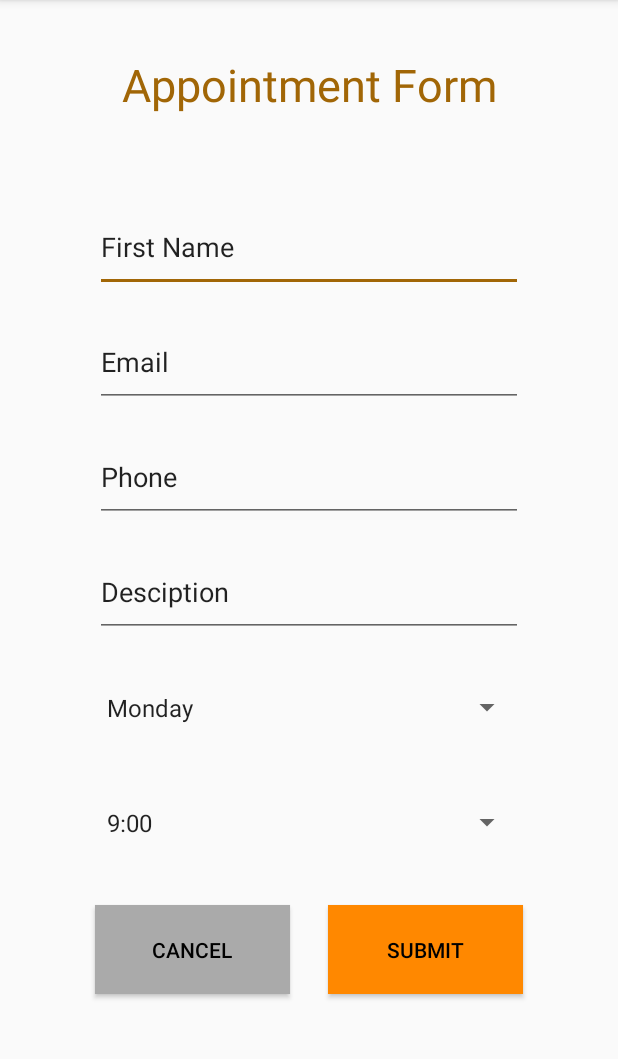
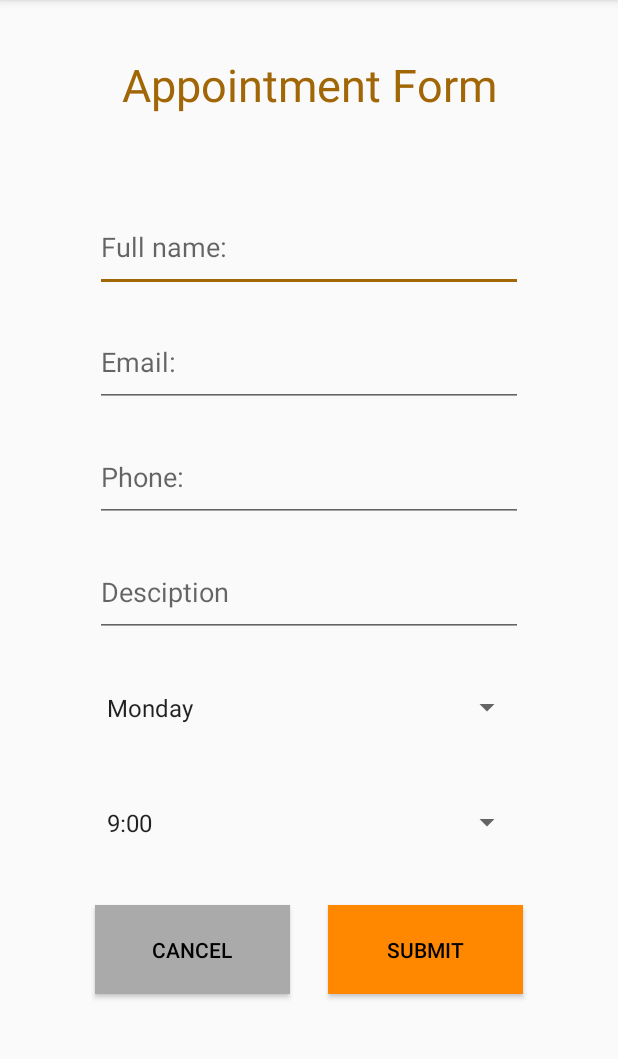
Before and after one commit to trxkhiem/AppointmentChatbot, an Android app: the AppointmentFormActivity screen opened directly, with no data from a screen before it, on a phone screen of 412 x 824 dp, the part 84-1143 px from its top. Run offline under Robolectric (Android 15) with nearby library versions, the phone set to English and light mode, and no system bars; our stand-ins replace Room's generated code.

Commit message:
adding validation to the appointment form

```diff
--- a/app/src/main/java/com/example/customproject/database/appointmentDao.kt
+++ b/app/src/main/java/com/example/customproject/database/appointmentDao.kt
@@ -20,4 +20,9 @@ interface appointmentDao {
     @Delete
     fun deleteAppointment(appointment: Appointment)
 
+    @Query("SELECT * FROM Appointment WHERE phone = :phone")
+    fun checkPhone(phone: String): LiveData<Appointment>
+
+    @Query("SELECT * FROM Appointment WHERE email =:userEmail")
+    fun checkEmail(userEmail: String): LiveData<Appointment>
 }
--- a/app/src/main/java/com/example/customproject/databaseIntent/appointmentRepository.kt
+++ b/app/src/main/java/com/example/customproject/databaseIntent/appointmentRepository.kt
@@ -26,4 +26,8 @@ class appointmentRepository(private val appointmentdao: appointmentDao) {
     }
 
     fun getAppointment(email: String, phone: String): LiveData<Appointment> =  appointmentdao.getAppointment(email, phone)
+
+    fun checkEmail(email: String): LiveData<Appointment> =  appointmentdao.checkEmail(email)
+
+    fun checkPhone(phone: String): LiveData<Appointment> =  appointmentdao.checkPhone(phone)
 }
--- a/app/src/main/java/com/example/customproject/utils/BotResponse.kt
+++ b/app/src/main/java/com/example/customproject/utils/BotResponse.kt
@@ -24,6 +24,10 @@ object BotResponse {
                     2 -> "Hi there, how can I help you today?"
                     else -> "Error"
                 }
+            }
+
+            msg.contains("view complete") -> {
+                "Is there anything else that I can help you with?"
             }
 
             msg.contains("update complete") -> {
--- a/app/src/main/java/com/example/customproject/utils/Constants.kt
+++ b/app/src/main/java/com/example/customproject/utils/Constants.kt
@@ -11,5 +11,8 @@ object Constants {
     const val VIEW_TIMETABLE = "Viewing available time..."
     const val CANCEL_APPOINTMENT = "Canceling Appointment...."
     const val UPDATE_APPOINTMENT = "Updating Appointment..."
-
+    const val ADD = "Add Appointment"
+    const val UPDATE = "Updating"
+    const val VERIFY = "Verifying"
+    const val VIEWING = "Viewing"
 }
--- a/app/src/main/res/layout/activity_appointment_form.xml
+++ b/app/src/main/res/layout/activity_appointment_form.xml
@@ -14,7 +14,7 @@
         android:layout_marginTop="40dp"
         android:ems="10"
         android:inputType="textPersonName"
-        android:text="First Name "
+        android:hint="Full name: "
         app:layout_constraintStart_toStartOf="parent"
         app:layout_constraintTop_toBottomOf="@+id/appointmentTitle" />
 
@@ -26,7 +26,7 @@
         android:layout_marginTop="17dp"
         android:ems="10"
         android:inputType="textPersonName"
-        android:text="Email"
+        android:hint="Email: "
         app:layout_constraintStart_toStartOf="parent"
         app:layout_constraintTop_toBottomOf="@+id/userName" />
 
@@ -37,8 +37,9 @@
         android:layout_marginStart="63dp"
         android:layout_marginTop="17dp"
         android:ems="10"
-        android:inputType="textPersonName"
-        android:text="Phone"
+        android:hint="Phone: "
+        android:inputType="number"
+        android:maxLength="11"
         app:layout_constraintStart_toStartOf="parent"
         app:layout_constraintTop_toBottomOf="@+id/userEmail" />
 
@@ -50,7 +51,7 @@
         android:layout_marginTop="17dp"
         android:ems="10"
         android:inputType="textPersonName"
-        android:text="Desciption"
+        android:hint="Desciption"
         app:layout_constraintStart_toStartOf="parent"
         app:layout_constraintTop_toBottomOf="@+id/userPhone" />
 
```
Also changed, not shown: app/src/main/java/com/example/customproject/ui/AppointmentFormActivity.kt (+54 -20 lines), app/src/main/java/com/example/customproject/ui/DetailsActivity.kt (+3 -4 lines), app/src/main/java/com/example/customproject/ui/MainActivity.kt (+11 -22 lines), app/src/main/java/com/example/customproject/ui/ViewDate.kt (+15 -0 lines), app/src/main/java/com/example/customproject/ui/appointmentViewModel.kt (+8 -0 lines), app/src/main/java/com/example/customproject/ui/timeViewModel.kt (+17 -2 lines), app/src/main/java/com/example/customproject/ui/verifyActivity.kt (+2 -5 lines), app/src/main/res/layout/activity_view_date.xml (+14 -1 lines), app/src/main/res/layout/date_item.xml (+4 -4 lines).
